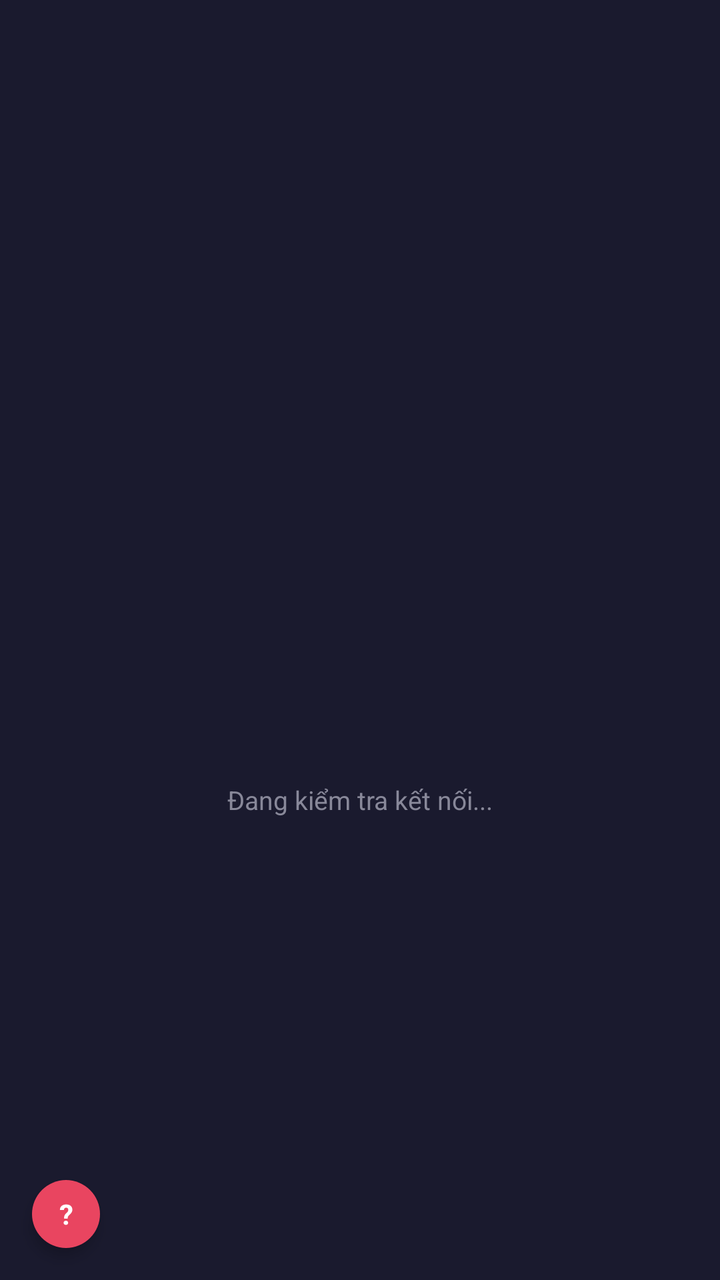
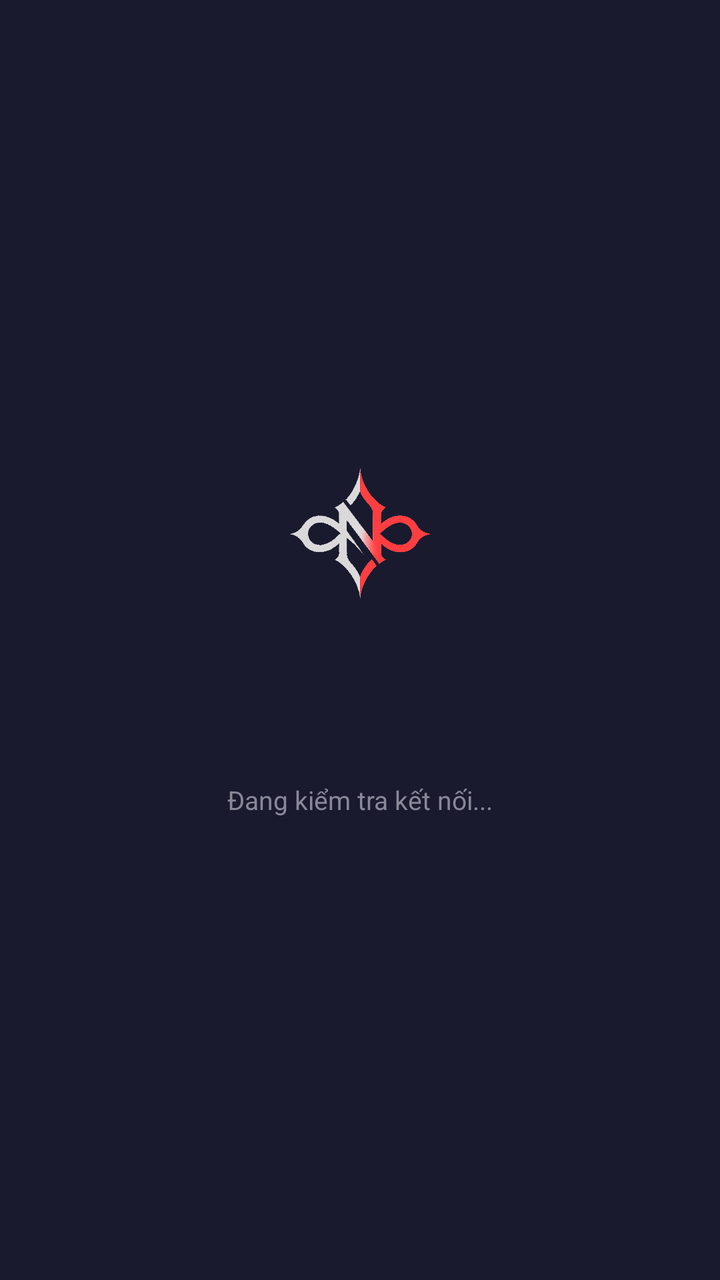

Screens rendered from an Android XML layout before and after an edit, with the pre-edit source and the edit as a unified diff.
<!-- AndroidManifest.xml: application theme Theme.ModInstaller -->
<!-- res/layout/activity_main.xml -->
<?xml version="1.0" encoding="utf-8"?>
<FrameLayout xmlns:android="http://schemas.android.com/apk/res/android"
    android:layout_width="match_parent"
    android:layout_height="match_parent"
    android:background="#1a1a2e">

<ScrollView
    android:layout_width="match_parent"
    android:layout_height="match_parent"
    android:fillViewport="true">

    <LinearLayout
        android:layout_width="match_parent"
        android:layout_height="wrap_content"
        android:orientation="vertical"
        android:padding="20dp">

        
        <LinearLayout
            android:layout_width="match_parent"
            android:layout_height="wrap_content"
            android:orientation="horizontal"
            android:gravity="center_vertical"
            android:layout_marginBottom="20dp"
            android:layout_marginTop="12dp">

            <ImageView
                android:layout_width="56dp"
                android:layout_height="56dp"
                android:src="@drawable/logo_header"
                android:scaleType="centerCrop"
                android:layout_marginEnd="14dp" />

            <LinearLayout
                android:layout_width="0dp"
                android:layout_height="wrap_content"
                android:layout_weight="1"
                android:orientation="vertical">

                <TextView
                    android:layout_width="wrap_content"
                    android:layout_height="wrap_content"
                    android:text="Mod Ninstaller"
                    android:textSize="22sp"
                    android:textStyle="bold"
                    android:textColor="#e94560" />

                <TextView
                    android:layout_width="wrap_content"
                    android:layout_height="wrap_content"
                    android:text="Liên Quân Mobile - by Ninfinity"
                    android:textSize="12sp"
                    android:textColor="#666666" />
            </LinearLayout>

            
            <LinearLayout
                android:id="@+id/shizuku_badge"
                android:layout_width="wrap_content"
                android:layout_height="wrap_content"
                android:orientation="horizontal"
                android:gravity="center_vertical">

                <TextView
                    android:id="@+id/tv_shizuku_status"
                    android:layout_width="wrap_content"
                    android:layout_height="wrap_content"
                    android:text="●"
                    android:textSize="16sp"
                    android:textColor="#888888"
                    android:layout_marginEnd="4dp" />

                <TextView
                    android:id="@+id/tv_shizuku_label"
                    android:layout_width="wrap_content"
                    android:layout_height="wrap_content"
                    android:text="Shizuku"
                    android:textSize="11sp"
                    android:textColor="#888888" />
            </LinearLayout>
        </LinearLayout>

        
        <LinearLayout
            android:layout_width="match_parent"
            android:layout_height="wrap_content"
            android:background="@drawable/card_background"
            android:orientation="vertical"
            android:padding="16dp"
            android:layout_marginBottom="20dp">

            <TextView
                android:layout_width="wrap_content"
                android:layout_height="wrap_content"
                android:text="THÔNG TIN"
                android:textSize="11sp"
                android:textColor="#555555"
                android:letterSpacing="0.1"
                android:layout_marginBottom="12dp" />

            
            <LinearLayout
                android:layout_width="match_parent"
                android:layout_height="wrap_content"
                android:orientation="horizontal"
                android:gravity="center_vertical"
                android:layout_marginBottom="10dp">

                <TextView
                    android:layout_width="0dp"
                    android:layout_height="wrap_content"
                    android:layout_weight="1"
                    android:text="Phiên bản game"
                    android:textColor="#888888"
                    android:textSize="13sp" />

                <TextView
                    android:id="@+id/tv_game_version"
                    android:layout_width="wrap_content"
                    android:layout_height="wrap_content"
                    android:text="Đang tải..."
                    android:textColor="#ffffff"
                    android:textSize="13sp"
                    android:textStyle="bold" />
            </LinearLayout>

            
            <LinearLayout
                android:layout_width="match_parent"
                android:layout_height="wrap_content"
                android:orientation="horizontal"
                android:gravity="center_vertical">

                <TextView
                    android:layout_width="0dp"
                    android:layout_height="wrap_content"
                    android:layout_weight="1"
                    android:text="Trạng thái Resources"
                    android:textColor="#888888"
                    android:textSize="13sp" />

                <TextView
                    android:id="@+id/tv_resources_status"
                    android:layout_width="wrap_content"
                    android:layout_height="wrap_content"
                    android:text="Chưa kiểm tra"
                    android:textColor="#888888"
                    android:textSize="13sp"
                    android:textStyle="bold" />
            </LinearLayout>
        </LinearLayout>

        
        <LinearLayout
            android:id="@+id/layout_core_tools"
            android:layout_width="match_parent"
            android:layout_height="wrap_content"
            android:orientation="vertical">

        <androidx.cardview.widget.CardView
            xmlns:app="http://schemas.android.com/apk/res-auto"
            android:id="@+id/card_fix_resources"
            android:layout_width="match_parent"
            android:layout_height="wrap_content"
            app:cardCornerRadius="14dp"
            app:cardElevation="4dp"
            app:cardBackgroundColor="#e94560"
            android:layout_marginBottom="12dp">

            <LinearLayout
                android:layout_width="match_parent"
                android:layout_height="64dp"
                android:orientation="horizontal"
                android:gravity="center_vertical">

                <LinearLayout
                    android:id="@+id/btn_fix_resources"
                    android:layout_width="0dp"
                    android:layout_height="match_parent"
                    android:layout_weight="1"
                    android:orientation="horizontal"
                    android:gravity="center_vertical"
                    android:paddingStart="20dp"
                    android:background="?attr/selectableItemBackground"
                    android:clickable="true"
                    android:focusable="true">

                    <TextView
                        android:layout_width="36dp"
                        android:layout_height="wrap_content"
                        android:text="🔧"
                        android:textSize="22sp"
                        android:gravity="center"
                        android:layout_marginEnd="12dp" />

                    <LinearLayout
                        android:layout_width="wrap_content"
                        android:layout_height="wrap_content"
                        android:orientation="vertical">

                        <TextView
                            android:layout_width="wrap_content"
                            android:layout_height="wrap_content"
                            android:text="Fix Resources"
                            android:textColor="#ffffff"
                            android:textSize="16sp"
                            android:textStyle="bold" />

                        <TextView
                            android:layout_width="wrap_content"
                            android:layout_height="wrap_content"
                            android:text="Tải và cài Resources từ server"
                            android:textColor="#ffcccc"
                            android:textSize="11sp" />
                    </LinearLayout>
                </LinearLayout>

                <TextView
                    android:id="@+id/btn_info_fix"
                    android:layout_width="48dp"
                    android:layout_height="match_parent"
                    android:text="ⓘ"
                    android:textSize="18sp"
                    android:textColor="#ffffff"
                    android:gravity="center"
                    android:background="?attr/selectableItemBackground"
                    android:clickable="true"
                    android:focusable="true"
                    android:alpha="0.7" />
            </LinearLayout>
        </androidx.cardview.widget.CardView>

        
        <androidx.cardview.widget.CardView
            xmlns:app="http://schemas.android.com/apk/res-auto"
            android:id="@+id/card_install_mod"
            android:layout_width="match_parent"
            android:layout_height="wrap_content"
            app:cardCornerRadius="14dp"
            app:cardElevation="4dp"
            app:cardBackgroundColor="#0f3460"
            android:layout_marginBottom="12dp">

            <LinearLayout
                android:layout_width="match_parent"
                android:layout_height="64dp"
                android:orientation="horizontal"
                android:gravity="center_vertical">

                <LinearLayout
                    android:id="@+id/btn_install_mod"
                    android:layout_width="0dp"
                    android:layout_height="match_parent"
                    android:layout_weight="1"
                    android:orientation="horizontal"
                    android:gravity="center_vertical"
                    android:paddingStart="20dp"
                    android:background="?attr/selectableItemBackground"
                    android:clickable="true"
                    android:focusable="true">

                    <TextView
                        android:layout_width="36dp"
                        android:layout_height="wrap_content"
                        android:text="📦"
                        android:textSize="22sp"
                        android:gravity="center"
                        android:layout_marginEnd="12dp" />

                    <LinearLayout
                        android:layout_width="wrap_content"
                        android:layout_height="wrap_content"
                        android:orientation="vertical">

                        <TextView
                            android:layout_width="wrap_content"
                            android:layout_height="wrap_content"
                            android:text="Cài file Mod"
                            android:textColor="#ffffff"
                            android:textSize="16sp"
                            android:textStyle="bold" />

                        <TextView
                            android:layout_width="wrap_content"
                            android:layout_height="wrap_content"
                            android:text="Chọn file .zip mod để cài"
                            android:textColor="#aaaacc"
                            android:textSize="11sp" />
                    </LinearLayout>
                </LinearLayout>

                <TextView
                    android:id="@+id/btn_info_mod"
                    android:layout_width="48dp"
                    android:layout_height="match_parent"
                    android:text="ⓘ"
                    android:textSize="18sp"
                    android:textColor="#ffffff"
                    android:gravity="center"
                    android:background="?attr/selectableItemBackground"
                    android:clickable="true"
                    android:focusable="true"
                    android:alpha="0.7" />
            </LinearLayout>
        </androidx.cardview.widget.CardView>

        
        <androidx.cardview.widget.CardView
            xmlns:app="http://schemas.android.com/apk/res-auto"
            android:id="@+id/card_remove_mod"
            android:layout_width="match_parent"
            android:layout_height="wrap_content"
            app:cardCornerRadius="14dp"
            app:cardElevation="4dp"
            app:cardBackgroundColor="#2a2a3e"
            android:layout_marginBottom="24dp">

            <LinearLayout
                android:layout_width="match_parent"
                android:layout_height="64dp"
                android:orientation="horizontal"
                android:gravity="center_vertical">

                <LinearLayout
                    android:id="@+id/btn_remove_mod"
                    android:layout_width="0dp"
                    android:layout_height="match_parent"
                    android:layout_weight="1"
                    android:orientation="horizontal"
                    android:gravity="center_vertical"
                    android:paddingStart="20dp"
                    android:background="?attr/selectableItemBackground"
                    android:clickable="true"
                    android:focusable="true">

                    <TextView
                        android:layout_width="36dp"
                        android:layout_height="wrap_content"
                        android:text="🗑️"
                        android:textSize="22sp"
                        android:gravity="center"
                        android:layout_marginEnd="12dp" />

                    <LinearLayout
                        android:layout_width="wrap_content"
                        android:layout_height="wrap_content"
                        android:orientation="vertical">

                        <TextView
                            android:layout_width="wrap_content"
                            android:layout_height="wrap_content"
                            android:text="Xóa tất cả Mod"
                            android:textColor="#ffffff"
                            android:textSize="16sp"
                            android:textStyle="bold" />

                        <TextView
                            android:layout_width="wrap_content"
                            android:layout_height="wrap_content"
                            android:text="Khôi phục Resources gốc"
                            android:textColor="#888888"
                            android:textSize="11sp" />
                    </LinearLayout>
                </LinearLayout>

                <TextView
                    android:id="@+id/btn_info_remove"
                    android:layout_width="48dp"
                    android:layout_height="match_parent"
                    android:text="ⓘ"
                    android:textSize="18sp"
                    android:textColor="#ffffff"
                    android:gravity="center"
                    android:background="?attr/selectableItemBackground"
                    android:clickable="true"
                    android:focusable="true"
                    android:alpha="0.7" />
            </LinearLayout>
        </androidx.cardview.widget.CardView>

        <androidx.cardview.widget.CardView
            android:id="@+id/card_created_mods"
            xmlns:app="http://schemas.android.com/apk/res-auto"
            android:layout_width="match_parent"
            android:layout_height="wrap_content"
            app:cardCornerRadius="14dp"
            app:cardElevation="4dp"
            app:cardBackgroundColor="#2a2a3e"
            android:layout_marginBottom="24dp">

            <LinearLayout
                android:id="@+id/btn_created_mods"
                android:layout_width="match_parent"
                android:layout_height="64dp"
                android:orientation="horizontal"
                android:gravity="center_vertical"
                android:paddingStart="20dp"
                android:background="?attr/selectableItemBackground"
                android:clickable="true"
                android:focusable="true">

                <TextView
                    android:layout_width="36dp"
                    android:layout_height="wrap_content"
                    android:text="📦"
                    android:textSize="22sp"
                    android:gravity="center"
                    android:layout_marginEnd="12dp" />

                <LinearLayout
                    android:layout_width="wrap_content"
                    android:layout_height="wrap_content"
                    android:orientation="vertical">

                    <TextView
                        android:layout_width="wrap_content"
                        android:layout_height="wrap_content"
                        android:text="Các Mod đã tạo"
                        android:textColor="#ffffff"
                        android:textSize="16sp"
                        android:textStyle="bold" />

                    <TextView
                        android:layout_width="wrap_content"
                        android:layout_height="wrap_content"
                        android:text="Xem, cài lại, hoặc xoá mod đã tải"
                        android:textColor="#888888"
                        android:textSize="11sp" />
                </LinearLayout>
            </LinearLayout>
        </androidx.cardview.widget.CardView>

        </LinearLayout>
        

        
        <ProgressBar
            android:id="@+id/progress_bar"
            android:layout_width="match_parent"
            android:layout_height="wrap_content"
            android:visibility="gone"
            android:indeterminateTint="#e94560"
            android:layout_marginBottom="16dp" />

        
        <LinearLayout
            android:id="@+id/handle_bar_row"
            android:layout_width="match_parent"
            android:layout_height="wrap_content"
            android:orientation="vertical"
            android:gravity="center_horizontal"
            android:paddingTop="6dp"
            android:paddingBottom="10dp"
            android:layout_marginBottom="8dp"
            android:clickable="true"
            android:focusable="true">

            <View
                android:layout_width="40dp"
                android:layout_height="5dp"
                android:background="@drawable/drag_handle_pill"
                android:layout_marginBottom="8dp" />

            <TextView
                android:id="@+id/tv_handle_label"
                android:layout_width="wrap_content"
                android:layout_height="wrap_content"
                android:text="🧰 Các công cụ khác"
                android:textColor="#888888"
                android:textSize="12sp"
                android:textStyle="bold" />
        </LinearLayout>

        
        <LinearLayout
            android:id="@+id/layout_other_tools"
            android:layout_width="match_parent"
            android:layout_height="wrap_content"
            android:orientation="vertical"
            android:visibility="gone">

        
        <TextView
            android:id="@+id/tv_tool_section_label"
            android:layout_width="wrap_content"
            android:layout_height="wrap_content"
            android:text="CÔNG CỤ TẠO MOD"
            android:textSize="11sp"
            android:textColor="#555555"
            android:letterSpacing="0.1"
            android:layout_marginBottom="12dp" />

        
        <LinearLayout
            android:id="@+id/container_other_tools"
            android:layout_width="match_parent"
            android:layout_height="wrap_content"
            android:orientation="vertical" />

        </LinearLayout>
        

        
        <TextView
            android:layout_width="match_parent"
            android:layout_height="wrap_content"
            android:text="Ⓒ Ninfinity | Infinite Creativity. All rights reserved."
            android:textSize="11sp"
            android:textColor="#333355"
            android:gravity="center"
            android:layout_marginTop="8dp" />

    </LinearLayout>
</ScrollView>

    
    <TextView
        android:id="@+id/btn_help_tour"
        android:layout_width="34dp"
        android:layout_height="34dp"
        android:layout_gravity="bottom|start"
        android:layout_margin="16dp"
        android:text="?"
        android:textSize="14sp"
        android:textStyle="bold"
        android:textColor="#ffffff"
        android:gravity="center"
        android:background="@drawable/circle_help_button"
        android:foreground="?attr/selectableItemBackgroundBorderless"
        android:elevation="4dp"
        android:clickable="true"
        android:focusable="true" />

    
    <LinearLayout
        android:id="@+id/layout_loading_overlay"
        android:layout_width="match_parent"
        android:layout_height="match_parent"
        android:background="#1a1a2e"
        android:orientation="vertical"
        android:gravity="center"
        android:clickable="true"
        android:focusable="true"
        android:visibility="visible">

        <ImageView
            android:layout_width="72dp"
            android:layout_height="72dp"
            android:src="@mipmap/ic_launcher"
            android:layout_marginBottom="24dp" />

        <ProgressBar
            android:layout_width="wrap_content"
            android:layout_height="wrap_content"
            android:indeterminateTint="#e94560"
            android:layout_marginBottom="16dp" />

        <TextView
            android:id="@+id/tv_loading_status"
            android:layout_width="wrap_content"
            android:layout_height="wrap_content"
            android:text="Đang kiểm tra kết nối..."
            android:textColor="#888899"
            android:textSize="13sp" />
    </LinearLayout>

</FrameLayout>
<!-- resources referenced by this layout -->
<resources>
  <!-- drawable card_background (drawable) -->
  <?xml version="1.0" encoding="utf-8"?>
  <shape xmlns:android="http://schemas.android.com/apk/res/android">
      <solid android:color="#16213e" />
      <corners android:radius="12dp" />
      <stroke android:width="1dp" android:color="#0f3460" />
  </shape>
  <!-- drawable circle_help_button (drawable) -->
  <?xml version="1.0" encoding="utf-8"?>
  <shape xmlns:android="http://schemas.android.com/apk/res/android"
      android:shape="oval">
      <solid android:color="#e94560" />
  </shape>
  <!-- drawable drag_handle_pill (drawable) -->
  <?xml version="1.0" encoding="utf-8"?>
  <shape xmlns:android="http://schemas.android.com/apk/res/android"
      android:shape="rectangle">
      <solid android:color="#555577" />
      <corners android:radius="4dp" />
  </shape>
  <!-- drawable logo_header: png bitmap (drawable, 262071 bytes) -->
  <!-- mipmap ic_launcher (mipmap-anydpi-v26) -->
  <?xml version="1.0" encoding="utf-8"?>
  <adaptive-icon xmlns:android="http://schemas.android.com/apk/res/android">
      <background android:drawable="@color/icon_background"/>
      <foreground android:drawable="@mipmap/ic_launcher_foreground"/>
  </adaptive-icon>
  <style name="Theme.ModInstaller" parent="Theme.MaterialComponents.DayNight.NoActionBar">
          <item name="colorPrimary">#e94560</item>
          <item name="colorPrimaryVariant">#0f3460</item>
          <item name="colorOnPrimary">#ffffff</item>
          <item name="android:windowBackground">#1a1a2e</item>
      </style>
  <color name="icon_background">#1a1a2e</color>
</resources>

<!-- the commit's change to res/layout/activity_main.xml (unified diff, before → after) -->
@@ -541,12 +541,13 @@
         android:gravity="center"
         android:clickable="true"
         android:focusable="true"
+        android:elevation="8dp"
         android:visibility="visible">
 
         <ImageView
             android:layout_width="72dp"
             android:layout_height="72dp"
-            android:src="@mipmap/ic_launcher"
+            android:src="@drawable/logo_header"
             android:layout_marginBottom="24dp" />
 
         <ProgressBar
<!-- resource entries referenced after the edit -->
@@ -21,18 +21,11 @@
       <corners android:radius="4dp" />
   </shape>
   <!-- drawable logo_header: png bitmap (drawable, 262071 bytes) -->
-  <!-- mipmap ic_launcher (mipmap-anydpi-v26) -->
-  <?xml version="1.0" encoding="utf-8"?>
-  <adaptive-icon xmlns:android="http://schemas.android.com/apk/res/android">
-      <background android:drawable="@color/icon_background"/>
-      <foreground android:drawable="@mipmap/ic_launcher_foreground"/>
-  </adaptive-icon>
   <style name="Theme.ModInstaller" parent="Theme.MaterialComponents.DayNight.NoActionBar">
           <item name="colorPrimary">#e94560</item>
           <item name="colorPrimaryVariant">#0f3460</item>
           <item name="colorOnPrimary">#ffffff</item>
           <item name="android:windowBackground">#1a1a2e</item>
       </style>
-  <color name="icon_background">#1a1a2e</color>
 </resources>
 
